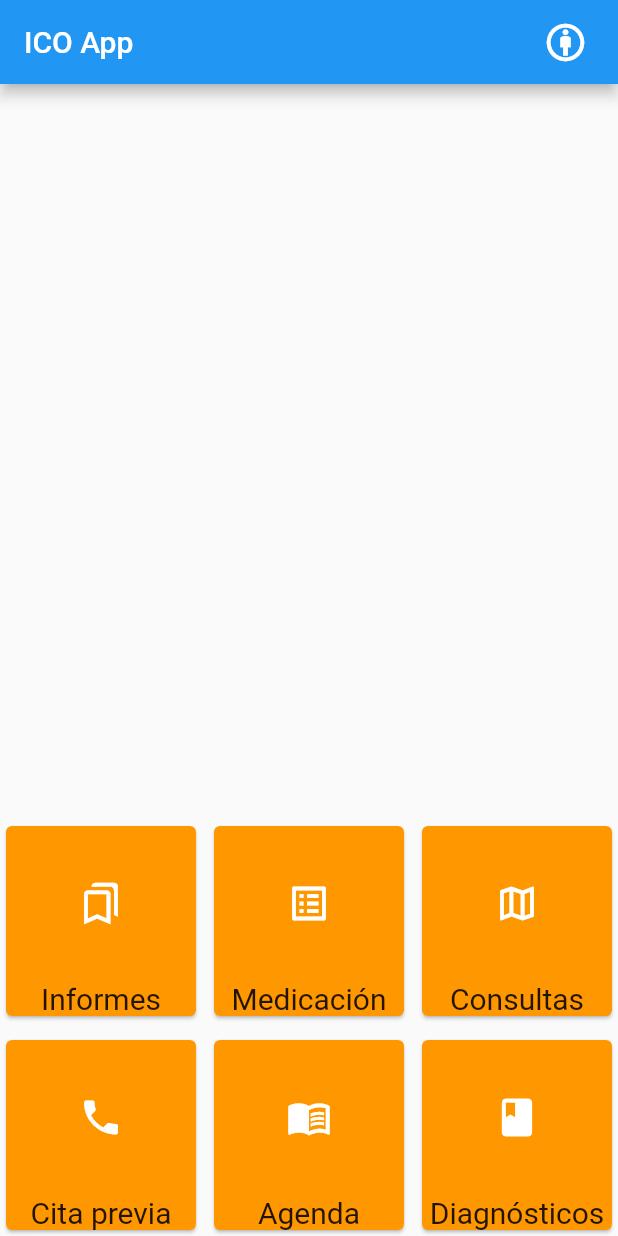
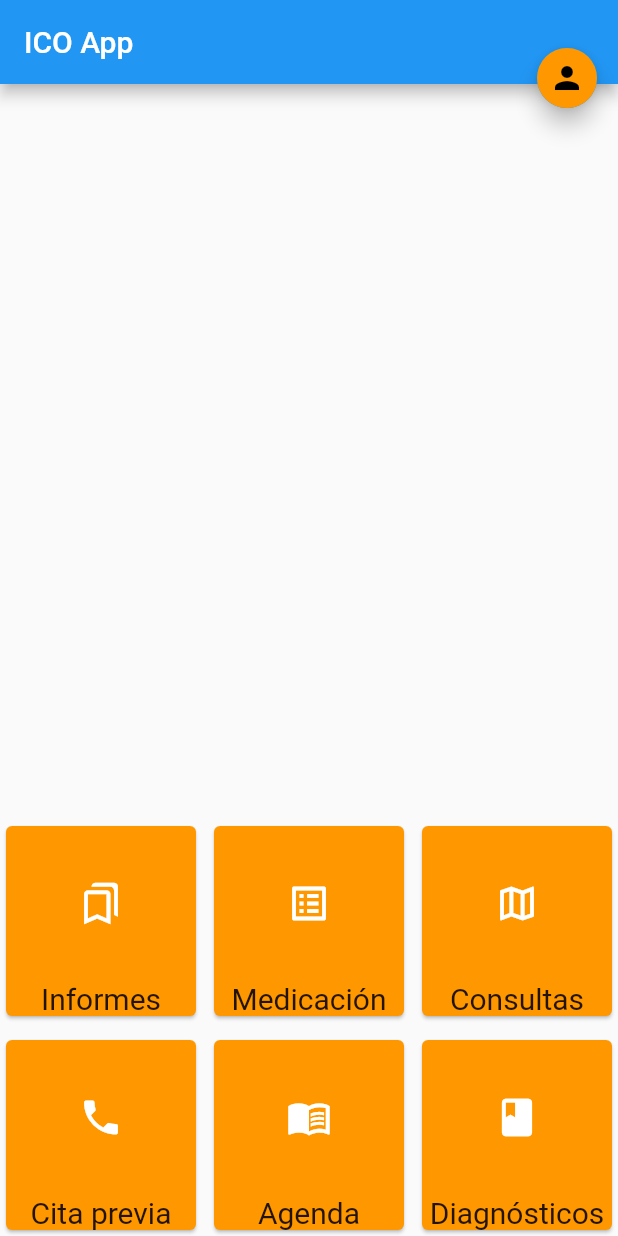
Before and after one commit to dariap905/ico_app, a Flutter app: the screen it shows after launch, on a phone screen of 412 x 824 dp. Run offline on Flutter 3.47's test engine with Material 2 defaults, Android fonts, the phone set to English and light mode, and no system bars; drawn by our look-alikes of flutter_speed_dial.

Commit message:
speed dial works, customizing speed dial children

```diff
--- a/lib/main.dart
+++ b/lib/main.dart
@@ -1,4 +1,5 @@
 import 'package:flutter/material.dart';
+import 'package:flutter_speed_dial/flutter_speed_dial.dart';
 import 'package:ico_app/paginas/agenda.dart';
 import 'package:ico_app/paginas/cita-previa.dart';
 import 'package:ico_app/paginas/consultas.dart';
@@ -8,13 +9,37 @@ import 'package:ico_app/paginas/medicacion.dart';
 
 void main() => runApp(MyApp());
 
+double appBarHeight = 60.0;
+
 class MyApp extends StatelessWidget {
   @override
   Widget build(BuildContext context) {
     return MaterialApp(
       debugShowCheckedModeBanner: false,
-      home: Scaffold(
-          appBar: buildAppBar(),
+      home: new MyHomePage(),
+      initialRoute: '/',
+      routes: getRutas(),
+      onGenerateRoute: (RouteSettings settings) {
+        return MaterialPageRoute(
+          builder: (BuildContext context) => MyApp(),
+        );
+      },
+    );
+  }
+}
+
+class CommonThings {
+  static Size size;
+}
+
+class MyHomePage extends StatelessWidget {
+  @override
+  Widget build(BuildContext context) {
+    CommonThings.size = MediaQuery.of(context).size;
+    return Stack(
+      children: <Widget>[
+        Scaffold(
+            appBar: buildAppBar(context),
             body: Column(
               crossAxisAlignment: CrossAxisAlignment.center,
               mainAxisSize: MainAxisSize.max,
@@ -23,13 +48,78 @@ class MyApp extends StatelessWidget {
                 buildGridView(),
               ],
             )),
-      initialRoute: '/',
-      routes: getRutas(),
-      onGenerateRoute: ( RouteSettings settings ){
-        return MaterialPageRoute(
-            builder: ( BuildContext context ) => MyApp(),
+        Positioned(
+          child: new FloatingActionButton(
+            heroTag: null,
+            mini: true,
+            child: SpeedDial(
+              marginEnd: 5,
+              marginBottom: 645,
+              icon: Icons.person,
+              activeIcon: Icons.person,
+              // iconTheme: IconThemeData(color: Colors.grey[50], size: 30),
+              // label: Text("Open Speed Dial"),
+              // activeLabel: Text("Close Speed Dial"),
+              //labelTransitionBuilder: (widget, animation) => ScaleTransition(scale: animation,child: widget),
+              buttonSize: 44.0,
+              visible: true,
+              closeManually: false,
+              renderOverlay: false,
+              curve: Curves.bounceIn,
+              //overlayColor: Colors.green,
+              overlayOpacity: 0,
+              //tooltip: 'Speed Dial',
+              heroTag: 'speed-dial-hero-tag',
+              backgroundColor: Colors.orange,
+              foregroundColor: Colors.black,
+              elevation: 0,
+              shape: CircleBorder(),
+              orientation: SpeedDialOrientation.Down,
+              //childMarginBottom: 20,
+              //childMarginTop: 20,
+              children: [
+                SpeedDialChild(
+                  shape: CircleBorder(),
+                  child: Icon(
+                    Icons.favorite,
+                    color: Colors.pink,
+                    size: 24.0
+                  ),
+                  backgroundColor: Colors.green,
+                  label: 'Perfil',
+                  labelStyle: TextStyle(fontSize: 18.0, color: Colors.black),
+                  onTap: () => print('Perfil'),
+                ),
+                SpeedDialChild(
+                  shape: CircleBorder(),
+                  child: Icon(Icons.accessibility),
+                  backgroundColor: Colors.green,
+                  label: 'Configuracion',
+                  labelStyle: TextStyle(fontSize: 18.0, color: Colors.black),
+                  onTap: () => print('Configuracion'),
+                ),
+                SpeedDialChild(
+                  shape: CircleBorder(),
+                  child: Icon(Icons.accessibility),
+                  backgroundColor: Colors.green,
+                  label: 'Extra',
+                  labelStyle: TextStyle(fontSize: 18.0, color: Colors.black),
+                  onTap: () => print('FIRST CHILD'),
+                ),
+              ],
+            ),
+            backgroundColor: Colors.blue,
+          ),
+          right: 10.0,
+          top: appBarHeight - 32.0,
+        )
+      ],
     );
-      },
+  }
+
+  static buildAppBar(BuildContext context) {
+    return AppBar(
+      title: Text("ICO App"),
     );
   }
 
@@ -46,23 +136,6 @@ class MyApp extends StatelessWidget {
           );
         }));
   }
-
-  static buildAppBar() {
-    return AppBar(
-      title: Text("ICO App"),
-      actions: <Widget>[
-        Padding(
-            padding: EdgeInsets.only(right: 20.0),
-            child: GestureDetector(
-              onTap: () {},
-              child: Icon(
-                Icons.attribution_outlined,
-                size: 30.0,
-              ),
-            )),
-      ],
-    );
-  }
 }
 
 class Choice {
@@ -74,11 +147,13 @@ class Choice {
 }
 
 const List<Choice> choices = const <Choice>[
-  const Choice(title: 'Informes', icon: Icons.bookmarks_outlined, ruta: 'informes'),
-  const Choice(title: 'Medicación', icon: Icons.list_alt_outlined, ruta: 'medicacion'),
+  const Choice(
+      title: 'Informes', icon: Icons.bookmarks_outlined, ruta: 'informes'),
+  const Choice(
+      title: 'Medicación', icon: Icons.list_alt_outlined, ruta: 'medicacion'),
   const Choice(title: 'Consultas', icon: Icons.map_outlined, ruta: 'consultas'),
   const Choice(title: 'Cita previa', icon: Icons.phone, ruta: 'citaprevia'),
-  const Choice(title: 'Agenda', icon: Icons.menu_book_outlined , ruta: 'agenda'),
+  const Choice(title: 'Agenda', icon: Icons.menu_book_outlined, ruta: 'agenda'),
   const Choice(title: 'Diagnósticos', icon: Icons.book, ruta: 'diagnosticos'),
 ];
 
@@ -97,7 +172,8 @@ class SelectCard extends StatelessWidget {
                   crossAxisAlignment: CrossAxisAlignment.center,
                   children: <Widget>[
                     Expanded(
-                    child: Icon(choice.icon, size: 30.0, color: Colors.white)),
+                        child:
+                            Icon(choice.icon, size: 30.0, color: Colors.white)),
                     Text(
                       choice.title,
                       style: TextStyle(fontSize: 20),
--- a/lib/paginas/agenda.dart
+++ b/lib/paginas/agenda.dart
@@ -7,7 +7,7 @@ class Agenda extends StatelessWidget {
   @override
   Widget build(BuildContext context) {
     return Scaffold(
-      appBar: MyApp.buildAppBar(),
+      appBar: MyHomePage.buildAppBar(context),
       body: Center(
         child: ElevatedButton(
           onPressed: () {
--- a/lib/paginas/cita-previa.dart
+++ b/lib/paginas/cita-previa.dart
@@ -7,7 +7,7 @@ class CitaPrevia extends StatelessWidget {
   @override
   Widget build(BuildContext context) {
     return Scaffold(
-      appBar: MyApp.buildAppBar(),
+      appBar: MyHomePage.buildAppBar(context),
       body: Center(
         child: ElevatedButton(
           onPressed: () {
--- a/lib/paginas/consultas.dart
+++ b/lib/paginas/consultas.dart
@@ -7,7 +7,7 @@ class Consultas extends StatelessWidget {
   @override
   Widget build(BuildContext context) {
     return Scaffold(
-      appBar: MyApp.buildAppBar(),
+      appBar: MyHomePage.buildAppBar(context),
       body: Center(
         child: ElevatedButton(
           onPressed: () {
--- a/lib/paginas/diagnosticos.dart
+++ b/lib/paginas/diagnosticos.dart
@@ -7,7 +7,7 @@ class Diagnosticos extends StatelessWidget {
   @override
   Widget build(BuildContext context) {
     return Scaffold(
-      appBar: MyApp.buildAppBar(),
+      appBar: MyHomePage.buildAppBar(context),
       body: Center(
         child: ElevatedButton(
           onPressed: () {
--- a/lib/paginas/informes.dart
+++ b/lib/paginas/informes.dart
@@ -7,7 +7,7 @@ class Informes extends StatelessWidget {
   @override
   Widget build(BuildContext context) {
     return Scaffold(
-      appBar: MyApp.buildAppBar(),
+      appBar: MyHomePage.buildAppBar(context),
       body: Center(
         child: ElevatedButton(
           onPressed: () {
--- a/lib/paginas/medicacion.dart
+++ b/lib/paginas/medicacion.dart
@@ -7,7 +7,7 @@ class Medicacion extends StatelessWidget {
   @override
   Widget build(BuildContext context) {
     return Scaffold(
-      appBar: MyApp.buildAppBar(),
+      appBar: MyHomePage.buildAppBar(context),
       body: Center(
         child: ElevatedButton(
           onPressed: () {
--- a/pubspec.yaml
+++ b/pubspec.yaml
@@ -11,6 +11,8 @@ environment:
 dependencies:
   flutter:
     sdk: flutter
+  flutter_speed_dial:
+  unicorndial: ^1.1.5
 
   cupertino_icons: ^1.0.0
 
```
Also changed, not shown: pubspec.lock. Lines whose indentation alone changed are shown as unchanged.
